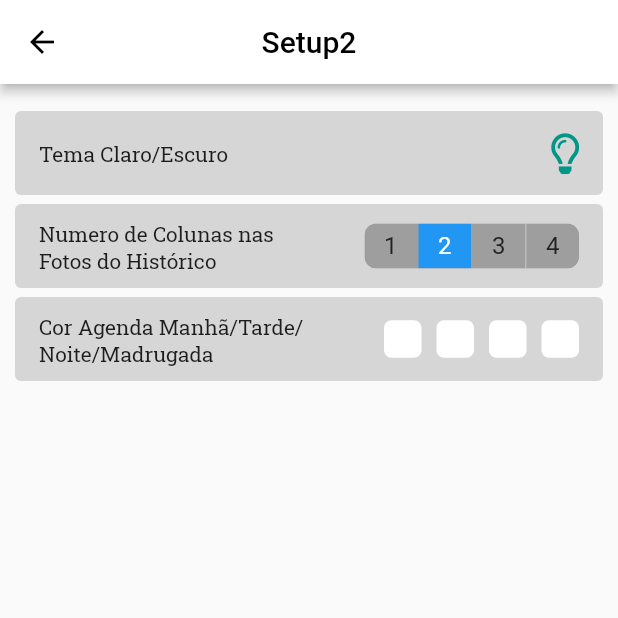
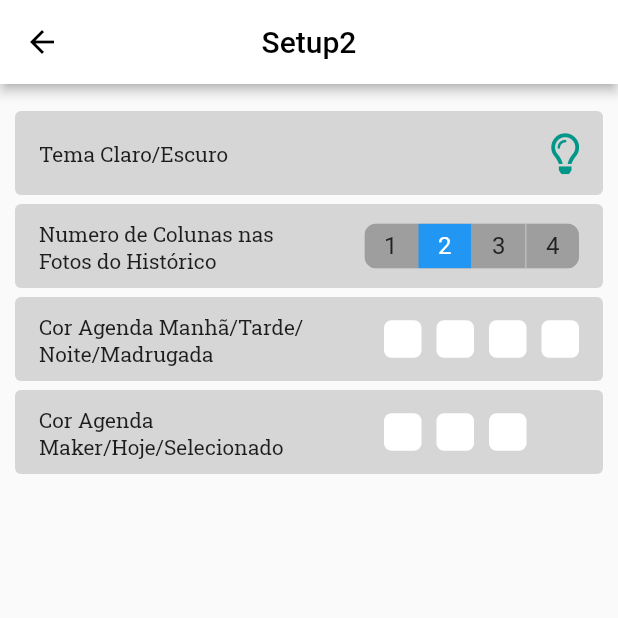
Before and after one commit to fcraveiro/nova_agenda, a Flutter app: the Setup screen opened directly, on a phone screen of 412 x 824 dp, the top half of it. Run offline on Flutter 3.47's test engine with Material 2 defaults, Android fonts, the phone set to English and light mode, and no system bars; drawn by our look-alikes of toggle_switch; our stand-ins replace flutter_colorpicker, flutter_slidable, font_awesome_flutter, get, get_storage, supabase and 1 more; accounts and stored records are empty; network calls fail; statements that could not run were skipped.

Commit message:
Cores OK

```diff
--- a/lib/paginas/setup.dart
+++ b/lib/paginas/setup.dart
@@ -25,10 +25,13 @@ late Color dialogSelectColor;
 Color pickerColor = const Color(0xff443a49);
 Color currentColor = const Color(0xff443a49);
 Color cor = Colors.white;
-Color cor1 = Colors.white;
-Color cor2 = Colors.white;
-Color cor3 = Colors.white;
-Color cor4 = Colors.white;
+Color corDaManha = Colors.white;
+Color corDaTarde = Colors.white;
+Color corDaNoite = Colors.white;
+Color corDaMadrugada = Colors.white;
+Color corDoMarker = Colors.white;
+Color corSelected = Colors.white;
+Color corHoje = Colors.white;
 int value = 0;
 
 class Setup extends StatefulWidget {
@@ -47,26 +50,43 @@ class _SetupState extends State<Setup> {
       log('Colunas 2 Vazio');
     }
 
-    if (box.read('cor1') == null) {
-      box.write('cor1', cor2.toString());
+    if (box.read('corDaManha') == null) {
+      box.write('corDaManha', corDaTarde.toString());
       log('Cor 1 Vazio');
     }
-    if (box.read('cor2') == null) {
-      box.write('cor2', cor2.toString());
+    if (box.read('corDaTarde') == null) {
+      box.write('corDaTarde', corDaTarde.toString());
       log('Cor 2 Vazio');
     }
-    if (box.read('cor3') == null) {
-      box.write('cor3', cor3.toString());
+    if (box.read('corDaNoite') == null) {
+      box.write('corDaNoite', corDaNoite.toString());
       log('Cor 3 Vazio');
     }
-    if (box.read('cor4') == null) {
-      box.write('cor4', cor4.toString());
+    if (box.read('corDaMadrugada') == null) {
+      box.write('corDaMadrugada', corDaMadrugada.toString());
       log('Cor 4 Vazio');
     }
-    cor1 = lerCor('cor1');
-    cor2 = lerCor('cor2');
-    cor3 = lerCor('cor3');
-    cor4 = lerCor('cor4');
+    if (box.read('corDoMarker') == null) {
+      box.write('corDoMarker', corDoMarker.toString());
+      log('Cor Maker Vazio');
+    }
+    if (box.read('corSelected') == null) {
+      box.write('corSelected', corSelected.toString());
+      log('Cor Selected Vazio');
+    }
+    if (box.read('corHoje') == null) {
+      box.write('corHoje', corSelected.toString());
+      log('Cor Hoje Vazio');
+    }
+
+    corDaManha = lerCor('corDaManha');
+    corDaTarde = lerCor('corDaTarde');
+    corDaNoite = lerCor('corDaNoite');
+    corDaMadrugada = lerCor('corDaMadrugada');
+    corDoMarker = lerCor('corDoMarker');
+    corSelected = lerCor('corSelected');
+    corHoje = lerCor('corHoje');
+
     colunas = box.read('colunas');
     log('Colunas Setup2 $colunas');
     setState(() {
@@ -100,7 +120,7 @@ class _SetupState extends State<Setup> {
       appBar: AppBar(
         title: const Text('Setup2'),
         centerTitle: true,
-        backgroundColor: cor1,
+        backgroundColor: corDaManha,
         elevation: 3,
       ),
       body: Container(
@@ -187,7 +207,7 @@ class _SetupState extends State<Setup> {
                           width: 25,
                           height: 25,
                           decoration: BoxDecoration(
-                            color: cor1,
+                            color: corDaManha,
                             borderRadius: BorderRadius.circular(5),
                           ),
                         ),
@@ -200,7 +220,7 @@ class _SetupState extends State<Setup> {
                           width: 25,
                           height: 25,
                           decoration: BoxDecoration(
-                            color: cor2,
+                            color: corDaTarde,
                             borderRadius: BorderRadius.circular(5),
                           ),
                         ),
@@ -213,7 +233,7 @@ class _SetupState extends State<Setup> {
                           width: 25,
                           height: 25,
                           decoration: BoxDecoration(
-                            color: cor3,
+                            color: corDaNoite,
                             borderRadius: BorderRadius.circular(5),
                           ),
                         ),
@@ -226,9 +246,78 @@ class _SetupState extends State<Setup> {
                           width: 25,
                           height: 25,
                           decoration: BoxDecoration(
-                            color: cor4,
+                            color: corDaMadrugada,
                             borderRadius: BorderRadius.circular(5),
                           ),
+                        ),
+                      ),
+                    ],
+                  ),
+                ),
+              ),
+            ),
+
+            Card(
+              margin: const EdgeInsets.symmetric(
+                horizontal: 10,
+                vertical: 3,
+              ),
+              elevation: 0,
+              color: const Color(0xFFD6D6D6),
+              child: ListTile(
+                title: txtro('Cor Agenda\nMaker/Hoje/Selecionado', 14, 4),
+                trailing: Container(
+                  width: 130,
+                  height: 30,
+                  margin: const EdgeInsets.all(0),
+                  child: Row(
+                    mainAxisAlignment: MainAxisAlignment.spaceBetween,
+                    children: [
+                      InkWell(
+                        onTap: () {
+                          _showAddEventDialog(5);
+                        },
+                        child: Container(
+                          width: 25,
+                          height: 25,
+                          decoration: BoxDecoration(
+                            color: corDoMarker,
+                            borderRadius: BorderRadius.circular(5),
+                          ),
+                        ),
+                      ),
+                      InkWell(
+                        onTap: () {
+                          _showAddEventDialog(6);
+                        },
+                        child: Container(
+                          width: 25,
+                          height: 25,
+                          decoration: BoxDecoration(
+                            color: corHoje,
+                            borderRadius: BorderRadius.circular(5),
+                          ),
+                        ),
+                      ),
+                      InkWell(
+                        onTap: () {
+                          _showAddEventDialog(7);
+                        },
+                        child: Container(
+                          width: 25,
+                          height: 25,
+                          decoration: BoxDecoration(
+                            color: corSelected,
+                            borderRadius: BorderRadius.circular(5),
+                          ),
+                        ),
+                      ),
+                      Container(
+                        width: 25,
+                        height: 25,
+                        decoration: BoxDecoration(
+                          color: const Color(0xFFD6D6D6),
+                          borderRadius: BorderRadius.circular(5),
                         ),
                       ),
                     ],
@@ -292,24 +381,39 @@ class _SetupState extends State<Setup> {
                   currentColor = pickerColor,
                   if (tipo == 1)
                     {
-                      cor1 = currentColor,
-                      box.write('cor1', currentColor.toString()),
+                      corDaManha = currentColor,
+                      box.write('corDaManha', currentColor.toString()),
                       log('1'),
                     }
                   else if (tipo == 2)
                     {
-                      cor2 = currentColor,
-                      box.write('cor2', currentColor.toString()),
+                      corDaTarde = currentColor,
+                      box.write('corDaTarde', currentColor.toString()),
                     }
                   else if (tipo == 3)
                     {
-                      cor3 = currentColor,
-                      box.write('cor3', currentColor.toString()),
+                      corDaNoite = currentColor,
+                      box.write('corDaNoite', currentColor.toString()),
                     }
                   else if (tipo == 4)
                     {
-                      cor4 = currentColor,
-                      box.write('cor4', currentColor.toString()),
+                      corDaMadrugada = currentColor,
+                      box.write('corDaMadrugada', currentColor.toString()),
+                    }
+                  else if (tipo == 5)
+                    {
+                      corDoMarker = currentColor,
+                      box.write('corDoMarker', currentColor.toString()),
+                    }
+                  else if (tipo == 6)
+                    {
+                      corHoje = currentColor,
+                      box.write('corHoje', currentColor.toString()),
+                    }
+                  else if (tipo == 7)
+                    {
+                      corSelected = currentColor,
+                      box.write('corSelected', currentColor.toString()),
                     }
                 },
               );
@@ -328,6 +432,6 @@ class _SetupState extends State<Setup> {
     String cor = box.read(valor);
     String valueString = cor.split('(0x')[1].split(')')[0]; // kind of hacky..
     value = int.parse(valueString, radix: 16);
-    return Color(value).withOpacity(1);
+    return Color(value); //.withOpacity(1);
   }
 }
```
Also changed, not shown: lib/paginas/agendapacientes.dart (+37 -26 lines), pubspec.yaml (+0 -8 lines).
